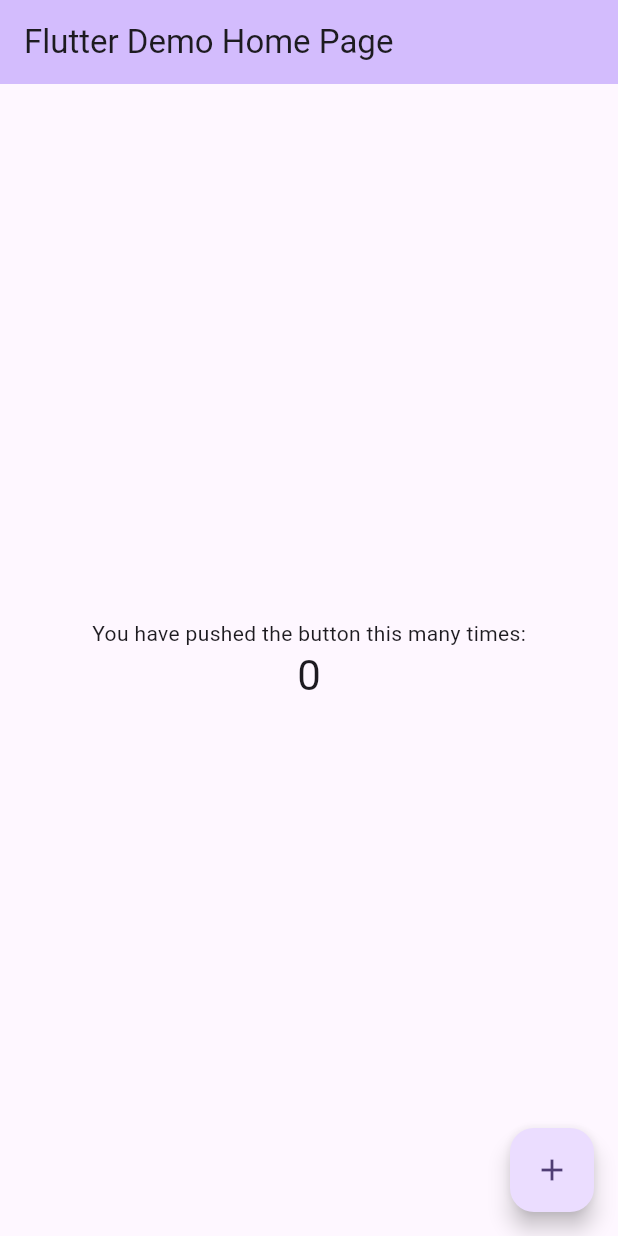
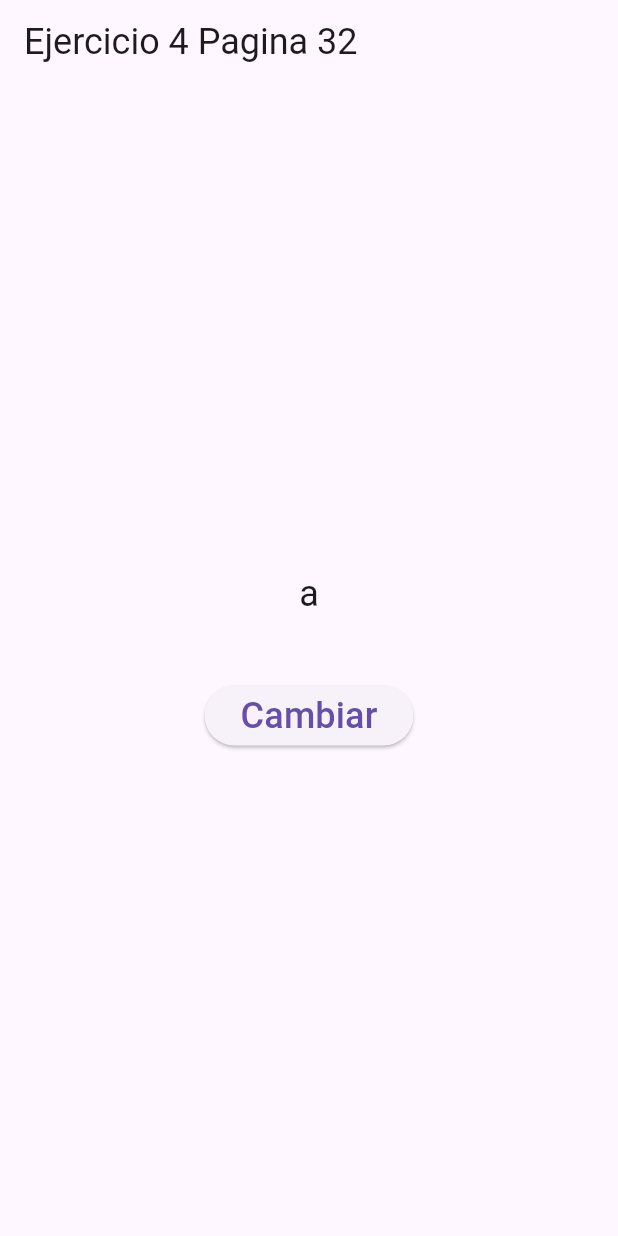
Before and after one commit to estelaV9/DesarrolloInterfaces, a Flutter app: the screen it shows after launch, on a phone screen of 412 x 824 dp. Run offline on Flutter 3.47's test engine with Material 3 defaults, Android fonts, the phone set to English and light mode, and no system bars.

Commit message:
terminar ejercicio 4

```diff
--- a/Tema2_GeneracionInterfacesUsuario/ejer4_texto_dinamico/lib/main.dart
+++ b/Tema2_GeneracionInterfacesUsuario/ejer4_texto_dinamico/lib/main.dart
@@ -1,5 +1,7 @@
 import 'package:flutter/material.dart';
-
+/* EJERCICIO 4: Crea una interfaz que muestre un texto dinámico
+que cambie al presionar un botón (dentro de build(), muestra un texto y
+un botón que actualice el texto cada vez que se pulse)*/
 void main() {
   runApp(const MyApp());
 }
@@ -7,119 +9,63 @@
 class MyApp extends StatelessWidget {
   const MyApp({super.key});
 
-  // This widget is the root of your application.
   @override
   Widget build(BuildContext context) {
     return MaterialApp(
-      title: 'Flutter Demo',
-      theme: ThemeData(
-        // This is the theme of your application.
-        //
-        // TRY THIS: Try running your application with "flutter run". You'll see
-        // the application has a purple toolbar. Then, without quitting the app,
-        // try changing the seedColor in the colorScheme below to Colors.green
-        // and then invoke "hot reload" (save your changes or press the "hot
-        // reload" button in a Flutter-supported IDE, or press "r" if you used
-        // the command line to start the app).
-        //
-        // Notice that the counter didn't reset back to zero; the application
-        // state is not lost during the reload. To reset the state, use hot
-        // restart instead.
-        //
-        // This works for code too, not just values: Most code changes can be
-        // tested with just a hot reload.
-        colorScheme: ColorScheme.fromSeed(seedColor: Colors.deepPurple),
-        useMaterial3: true,
-      ),
-      home: const MyHomePage(title: 'Flutter Demo Home Page'),
+      debugShowCheckedModeBanner: false, // QUITAR MARCA DEBUG
+      home: PaginaPrincipal(),
     );
   }
 }
 
-class MyHomePage extends StatefulWidget {
-  const MyHomePage({super.key, required this.title});
+class PaginaPrincipal extends StatefulWidget {
+  @override
+  TextoDinamicoBoton createState() => TextoDinamicoBoton();
+} // CLASE PRINCIPAL
 
-  // This widget is the home page of your application. It is stateful, meaning
-  // that it has a State object (defined below) that contains fields that affect
-  // how it looks.
 
-  // This class is the configuration for the state. It holds the values (in this
-  // case the title) provided by the parent (in this case the App widget) and
-  // used by the build method of the State. Fields in a Widget subclass are
-  // always marked "final".
+class TextoDinamicoBoton extends State<PaginaPrincipal> {
+  List<String> textoACambiar =
+  ["a", "b", "c", "d", "e", "f", "g", "h", "i", "j", "k", "l", "m", "n", "o"]; // LISTA CON LOS TEXTOS A CAMBIAR
+  int contador = 0; // VARIABLE CONTADOR
 
-  final String title;
-
-  @override
-  State<MyHomePage> createState() => _MyHomePageState();
-}
-
-class _MyHomePageState extends State<MyHomePage> {
-  int _counter = 0;
-
-  void _incrementCounter() {
+  void cambiarTexto(){
     setState(() {
-      // This call to setState tells the Flutter framework that something has
-      // changed in this State, which causes it to rerun the build method below
-      // so that the display can reflect the updated values. If we changed
-      // _counter without calling setState(), then the build method would not be
-      // called again, and so nothing would appear to happen.
-      _counter++;
+      // MIENTRAS EL CONTADOR NO LLEGUE AL FINAL DE LA LISTA INCREMENTARA,
+      // SI NO, SE SETTEARA EN 0 PARA QUE SE VUELVA A RECORRER
+      if(contador == textoACambiar.length - 1){
+        contador = 0; // SE SETTEA A 0
+      } else {
+        contador++; // SE INCREMENTA
+      }
     });
-  }
+  } // METODO PARA CAMBIAR TEXTO
 
   @override
   Widget build(BuildContext context) {
-    // This method is rerun every time setState is called, for instance as done
-    // by the _incrementCounter method above.
-    //
-    // The Flutter framework has been optimized to make rerunning build methods
-    // fast, so that you can just rebuild anything that needs updating rather
-    // than having to individually change instances of widgets.
     return Scaffold(
       appBar: AppBar(
-        // TRY THIS: Try changing the color here to a specific color (to
-        // Colors.amber, perhaps?) and trigger a hot reload to see the AppBar
-        // change color while the other colors stay the same.
-        backgroundColor: Theme.of(context).colorScheme.inversePrimary,
-        // Here we take the value from the MyHomePage object that was created by
-        // the App.build method, and use it to set our appbar title.
-        title: Text(widget.title),
+        title: const Text("Ejercicio 4 Pagina 32", style: TextStyle(fontSize: 24),),
       ),
       body: Center(
-        // Center is a layout widget. It takes a single child and positions it
-        // in the middle of the parent.
         child: Column(
-          // Column is also a layout widget. It takes a list of children and
-          // arranges them vertically. By default, it sizes itself to fit its
-          // children horizontally, and tries to be as tall as its parent.
-          //
-          // Column has various properties to control how it sizes itself and
-          // how it positions its children. Here we use mainAxisAlignment to
-          // center the children vertically; the main axis here is the vertical
-          // axis because Columns are vertical (the cross axis would be
-          // horizontal).
-          //
-          // TRY THIS: Invoke "debug painting" (choose the "Toggle Debug Paint"
-          // action in the IDE, or press "p" in the console), to see the
-          // wireframe for each widget.
-          mainAxisAlignment: MainAxisAlignment.center,
-          children: <Widget>[
-            const Text(
-              'You have pushed the button this many times:',
-            ),
-            Text(
-              '$_counter',
-              style: Theme.of(context).textTheme.headlineMedium,
-            ),
+          mainAxisAlignment: MainAxisAlignment.center, // CENTRA LA COLUMNA
+          children: [
+            Text(textoACambiar[contador], style: const TextStyle(fontSize: 24),), // TEXTO A CAMBIAR
+
+            // AÑADIR UN MARGEN ENTRE EL TEXTO Y EL BOTON DE 20
+            const Padding(padding: EdgeInsets.only(
+              top: 20,
+              bottom: 20,
+            )),
+
+            ElevatedButton(
+                onPressed: (){
+                  cambiarTexto(); // SE LLAMA A LA FUNCION, QUE AUMENTARA EL CONTADOR
+                }, child: (const Text("Cambiar", style: TextStyle(fontSize: 24))))
           ],
         ),
       ),
-      floatingActionButton: FloatingActionButton(
-        onPressed: _incrementCounter,
-        tooltip: 'Increment',
-        child: const Icon(Icons.add),
-      ), // This trailing comma makes auto-formatting nicer for build methods.
     );
   }
 }
```
